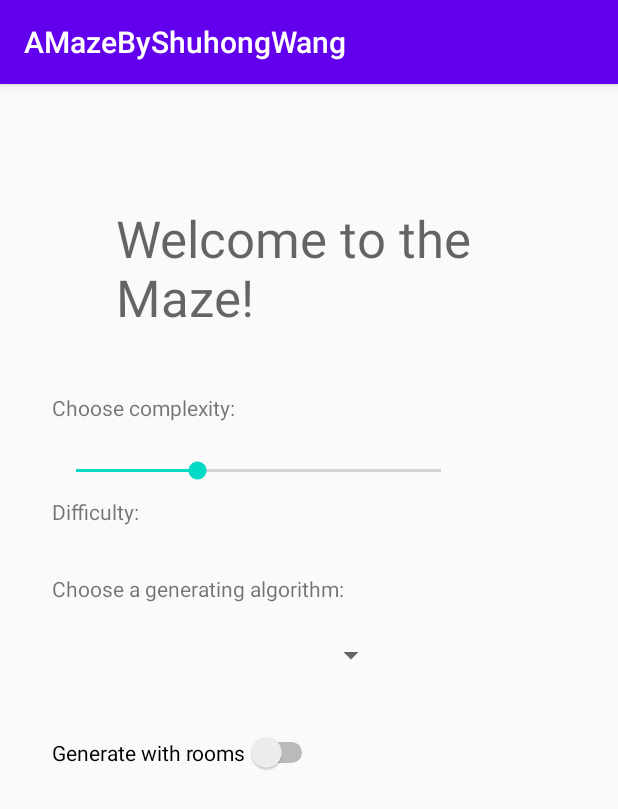
After one commit to andywangyzfh/AMazeByShuhongWang, an Android app: the AMazeActivity screen opened directly, with no data from a screen before it, on a phone screen of 412 x 824 dp. The commit adds this screen. Shown: the top 809 px of the screen. Run offline under Robolectric (Android 15) with nearby library versions, the phone set to English and light mode, and no system bars.

Commit message:
Drew the UI of AMazeActivity

```diff
--- a/app/src/main/java/edu/wm/cs/cs301/ShuhongWang/MainActivity.java
+++ b/app/src/main/java/edu/wm/cs/cs301/ShuhongWang/MainActivity.java
@@ -3,6 +3,7 @@ package edu.wm.cs.cs301.ShuhongWang;
 import androidx.appcompat.app.AppCompatActivity;
 
 import android.os.Bundle;
+import android.view.View;
 
 public class MainActivity extends AppCompatActivity {
 
@@ -11,4 +12,9 @@ public class MainActivity extends AppCompatActivity {
         super.onCreate(savedInstanceState);
         setContentView(R.layout.activity_main);
     }
+
+    /** Called when the user taps the Send button */
+    public void sendMessage(View view) {
+        // Do something in response to button
+    }
 }
--- /dev/null
+++ b/app/src/main/java/edu/wm/cs/cs301/ShuhongWang/gui/AMazeActivity.java
@@ -0,0 +1,16 @@
+package edu.wm.cs.cs301.ShuhongWang.gui;
+
+import androidx.appcompat.app.AppCompatActivity;
+
+import android.os.Bundle;
+
+import edu.wm.cs.cs301.ShuhongWang.R;
+
+public class AMazeActivity extends AppCompatActivity {
+
+    @Override
+    protected void onCreate(Bundle savedInstanceState) {
+        super.onCreate(savedInstanceState);
+        setContentView(R.layout.activity_a_maze);
+    }
+}
--- /dev/null
+++ b/app/src/main/res/layout/activity_a_maze.xml
@@ -0,0 +1,74 @@
+<?xml version="1.0" encoding="utf-8"?>
+<androidx.constraintlayout.widget.ConstraintLayout xmlns:android="http://schemas.android.com/apk/res/android"
+    xmlns:app="http://schemas.android.com/apk/res-auto"
+    xmlns:tools="http://schemas.android.com/tools"
+    android:layout_width="match_parent"
+    android:layout_height="match_parent"
+    tools:context=".gui.AMazeActivity">
+
+    <TextView
+        android:id="@+id/welcome"
+        android:layout_width="257dp"
+        android:layout_height="94dp"
+        android:layout_marginTop="80dp"
+        android:text="@string/welcome"
+        android:textAppearance="@style/TextAppearance.AppCompat.Display1"
+        app:layout_constraintEnd_toEndOf="parent"
+        app:layout_constraintStart_toStartOf="parent"
+        app:layout_constraintTop_toTopOf="parent" />
+
+    <TextView
+        android:id="@+id/textView"
+        android:layout_width="wrap_content"
+        android:layout_height="wrap_content"
+        android:layout_marginTop="32dp"
+        android:text="Choose complexity:"
+        app:layout_constraintEnd_toEndOf="parent"
+        app:layout_constraintHorizontal_bias="0.12"
+        app:layout_constraintStart_toStartOf="parent"
+        app:layout_constraintTop_toBottomOf="@+id/welcome" />
+
+    <SeekBar
+        android:id="@+id/sb_difficulty"
+        android:layout_width="275dp"
+        android:layout_height="34dp"
+        android:layout_marginTop="16dp"
+        android:max="9"
+        android:progress="3"
+        app:layout_constraintStart_toStartOf="@+id/textView"
+        app:layout_constraintTop_toBottomOf="@+id/textView" />
+
+    <TextView
+        android:id="@+id/txt_difficulty"
+        android:layout_width="wrap_content"
+        android:layout_height="wrap_content"
+        android:text="Difficulty: "
+        app:layout_constraintStart_toStartOf="@+id/sb_difficulty"
+        app:layout_constraintTop_toBottomOf="@+id/sb_difficulty" />
+
+    <TextView
+        android:id="@+id/textView5"
+        android:layout_width="wrap_content"
+        android:layout_height="wrap_content"
+        android:layout_marginTop="32dp"
+        android:text="Choose a generating algorithm:"
+        app:layout_constraintStart_toStartOf="@+id/textView"
+        app:layout_constraintTop_toBottomOf="@+id/txt_difficulty" />
+
+    <Spinner
+        android:id="@+id/spinner"
+        android:layout_width="223dp"
+        android:layout_height="38dp"
+        android:layout_marginTop="16dp"
+        app:layout_constraintStart_toStartOf="@+id/textView5"
+        app:layout_constraintTop_toBottomOf="@+id/textView5" />
+
+    <Switch
+        android:id="@+id/switch_rooms"
+        android:layout_width="wrap_content"
+        android:layout_height="wrap_content"
+        android:layout_marginTop="32dp"
+        android:text="Generate with rooms"
+        app:layout_constraintStart_toStartOf="@+id/spinner"
+        app:layout_constraintTop_toBottomOf="@+id/spinner" />
+</androidx.constraintlayout.widget.ConstraintLayout>
--- a/app/src/main/res/values/strings.xml
+++ b/app/src/main/res/values/strings.xml
@@ -1,3 +1,6 @@
 <resources>
     <string name="app_name">AMazeByShuhongWang</string>
+    <string name="edit_message">Enter the message</string>
+    <string name="Button_send">Send</string>
+    <string name="welcome">Welcome to the Maze!</string>
 </resources>
```
Also changed, not shown: app/src/main/AndroidManifest.xml (+7 -0 lines), app/src/main/res/layout/activity_main.xml (+24 -6 lines).
